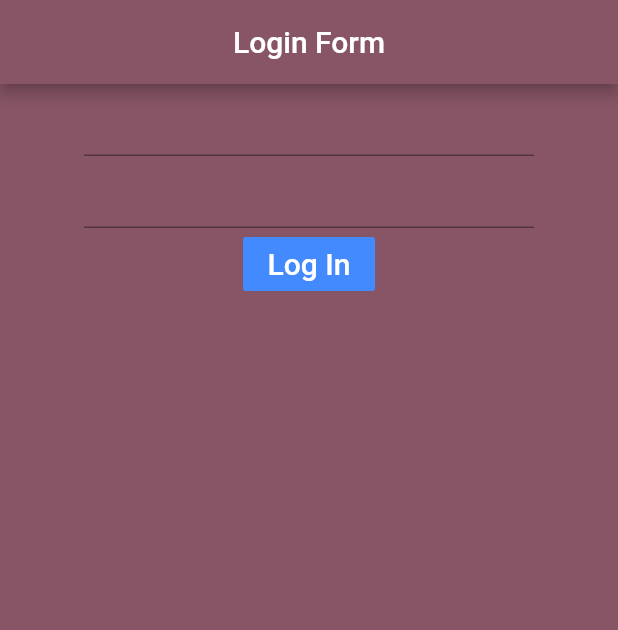
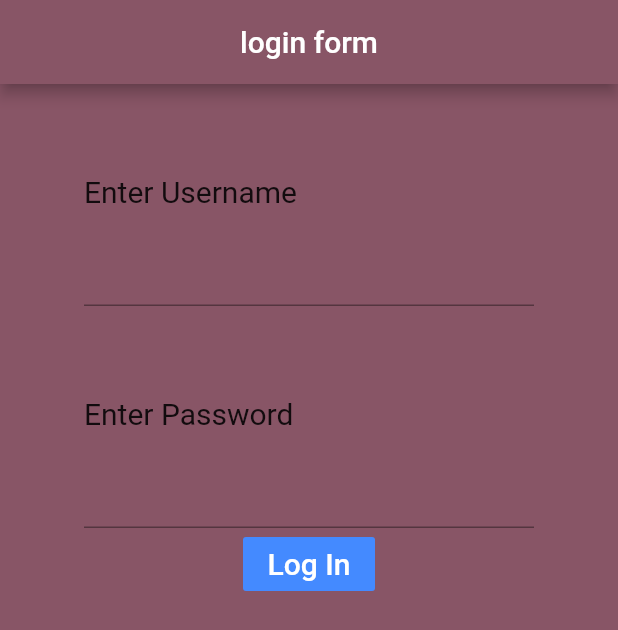
Before and after one commit to AtherYasin/loginform, a Flutter app: the screen it shows after launch, on a phone screen of 412 x 824 dp. Shown: the top 630 px of the screen. Run offline on Flutter 3.47's test engine with Material 2 defaults, Android fonts, the phone set to English and light mode, and no system bars.

Commit message:
Update main.dart

```diff
--- a/lib/main.dart
+++ b/lib/main.dart
@@ -14,16 +14,28 @@ class MyApp extends StatelessWidget {
             backgroundColor: Color(0xff885566),
             centerTitle: true,
             title: Text(
-              'Login Form',
+              'login form',
             ),
           ),
           body: Center(
               child: Column(
             children: [
               Container(
+                  width: 300,
+                  child: Text(
+                    'Enter Username',
+                    style: TextStyle(height: 5, fontSize: 20),
+                  )),
+              Container(
                 width: 300,
                 child: TextField(),
               ),
+              Container(
+                  width: 300,
+                  child: Text(
+                    'Enter Password',
+                    style: TextStyle(height: 5, fontSize: 20),
+                  )),
               Container(
                 width: 300,
                 child: TextField(),
```
